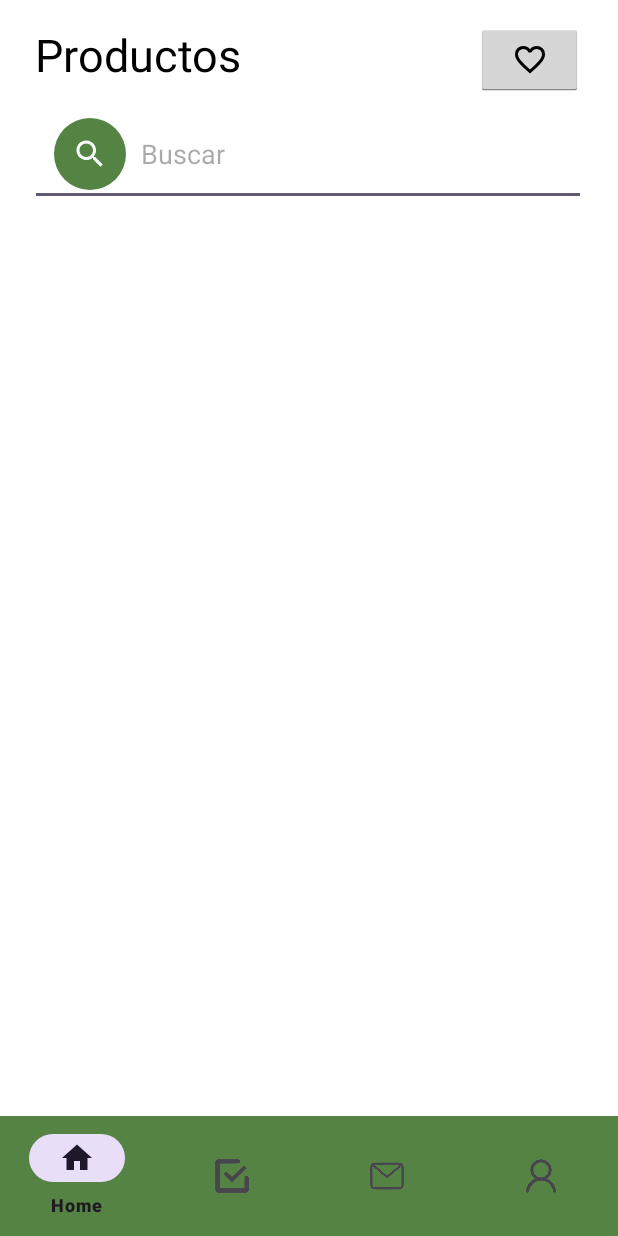
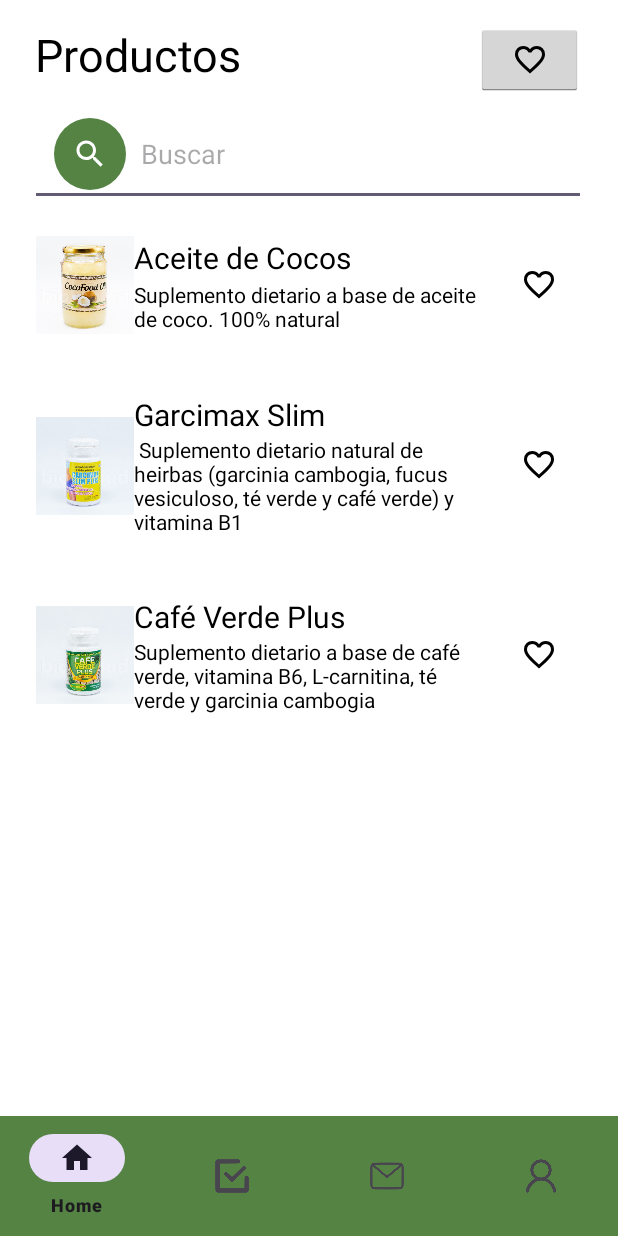
Before and after one commit to OrganizacionProyecto/Aymara-App, an Android app: the screen it shows after launch (MainActivity), on a phone screen of 412 x 824 dp. Run offline under Robolectric (Android 15) with nearby library versions, the phone set to English and light mode, and no system bars.

Commit message:
modificaciones en PrimerFragment para visualizar productos

```diff
--- a/app/src/main/java/com/example/aymara_app/PrimerFragment.java
+++ b/app/src/main/java/com/example/aymara_app/PrimerFragment.java
@@ -1,16 +1,19 @@
 package com.example.aymara_app;
 
 import android.os.Bundle;
-
 import androidx.fragment.app.Fragment;
-
 import android.view.LayoutInflater;
 import android.view.View;
 import android.view.ViewGroup;
+import android.util.Log;
 import androidx.annotation.NonNull;
 import androidx.annotation.Nullable;
-import androidx.fragment.app.Fragment;
-import com.google.android.material.bottomnavigation.BottomNavigationView;
+import androidx.recyclerview.widget.LinearLayoutManager;
+import androidx.recyclerview.widget.RecyclerView;
+import java.util.ArrayList;
+import java.util.List;
+
+
 
 /**
  * A simple {@link Fragment} subclass.
@@ -60,9 +63,29 @@
     }
 
     @Override
-    public View onCreateView(LayoutInflater inflater, ViewGroup container,
-                             Bundle savedInstanceState) {
-        // Inflate the layout for this fragment
-        return inflater.inflate(R.layout.fragment_primer, container, false);
+    public View onCreateView(LayoutInflater inflater, ViewGroup container, Bundle savedInstanceState) {
+        // Inflar la vista del fragmento
+        View view = inflater.inflate(R.layout.fragment_primer, container, false);
+
+        // Inicializar el RecyclerView
+        RecyclerView recyclerView = view.findViewById(R.id.recycler_view_products);
+        recyclerView.setLayoutManager(new LinearLayoutManager(getContext()));
+
+        // Crear una lista de productos de ejemplo
+        List<Product> productList = new ArrayList<>();
+        productList.add(new Product("Aceite de Cocos", "Suplemento dietario a base de aceite de coco. 100% natural", R.drawable.aceite_coco));
+        productList.add(new Product("Garcimax Slim", " Suplemento dietario natural de heirbas (garcinia cambogia, fucus vesiculoso, té verde y café verde) y vitamina B1", R.drawable.garcimax));
+        productList.add(new Product("Café Verde Plus", "Suplemento dietario a base de café verde, vitamina B6, L-carnitina, té verde y garcinia cambogia", R.drawable.cafe_verde));
+
+
+
+        // Imprimir el tamaño de la lista en la consola para verificar
+        Log.d("PrimerFragment", "Tamaño de la lista de productos: " + productList.size());
+
+        // Configurar el adaptador
+        ProductAdapter productAdapter = new ProductAdapter(productList);
+        recyclerView.setAdapter(productAdapter);
+
+        return view;
     }
 }
--- a/app/src/main/res/layout/fragment_primer.xml
+++ b/app/src/main/res/layout/fragment_primer.xml
@@ -60,13 +60,13 @@
     <!-- RecyclerView para la lista de productos -->
     <androidx.recyclerview.widget.RecyclerView
         android:id="@+id/recycler_view_products"
-        android:layout_width="0dp"
+        android:layout_width="match_parent"
         android:layout_height="0dp"
-        app:layout_constraintBottom_toTopOf="@id/bottom_navigation"
+        app:layout_constraintBottom_toBottomOf="parent"
         app:layout_constraintEnd_toEndOf="parent"
         app:layout_constraintStart_toStartOf="parent"
-        app:layout_constraintTop_toBottomOf="@+id/search_bar"
-        app:layout_constraintVertical_bias="0.0" />
+        app:layout_constraintTop_toBottomOf="@+id/search_bar" />
+
 
     <!-- Barra de navegación inferior -->
 
--- a/app/src/main/res/layout/item_producto.xml
+++ b/app/src/main/res/layout/item_producto.xml
@@ -14,7 +14,7 @@
         android:layout_width="65dp"
         android:layout_height="65dp"
         android:layout_marginStart="4dp"
-        android:contentDescription="@string/producto_coco"
+        android:contentDescription="@string/producto1"
         android:scaleType="centerCrop"
         android:src="@drawable/search_background"
         app:layout_constraintBottom_toBottomOf="parent"
--- a/app/src/main/res/values/strings.xml
+++ b/app/src/main/res/values/strings.xml
@@ -5,9 +5,9 @@
 
     <!-- Productos -->
     <string name="productos">Productos</string>
-    <string name="producto_coco">Aceite de Cocos</string>
+    <string name="producto1">Aceite de Cocos</string>
     <string name="coco_info">"Suplemento dietario a base de aceite de coco. 100% natural"</string>
-    <string name="producto_garcimax">Garcimax</string>
+    <string name="producto2">Garcimax</string>
     <string name="garcimax_info">"Suplemento dietario a base de aceite de coco. 100% natural"</string>
 
     <!-- Búsqueda -->
```
Also changed, not shown: 1 other file.
